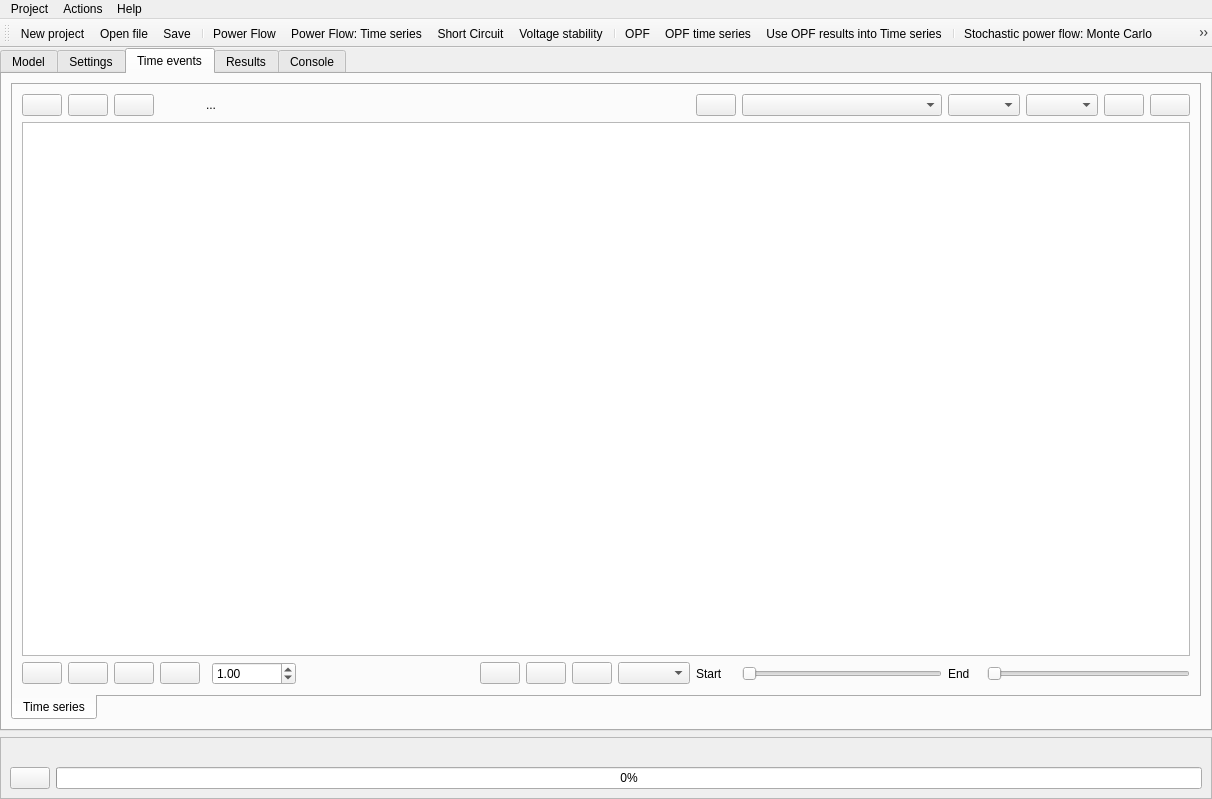
This is src/GridCal/Gui/Main/MainWindow.ui in SanPen/GridCal as Qt 5 draws it before an edit. The edited form follows.
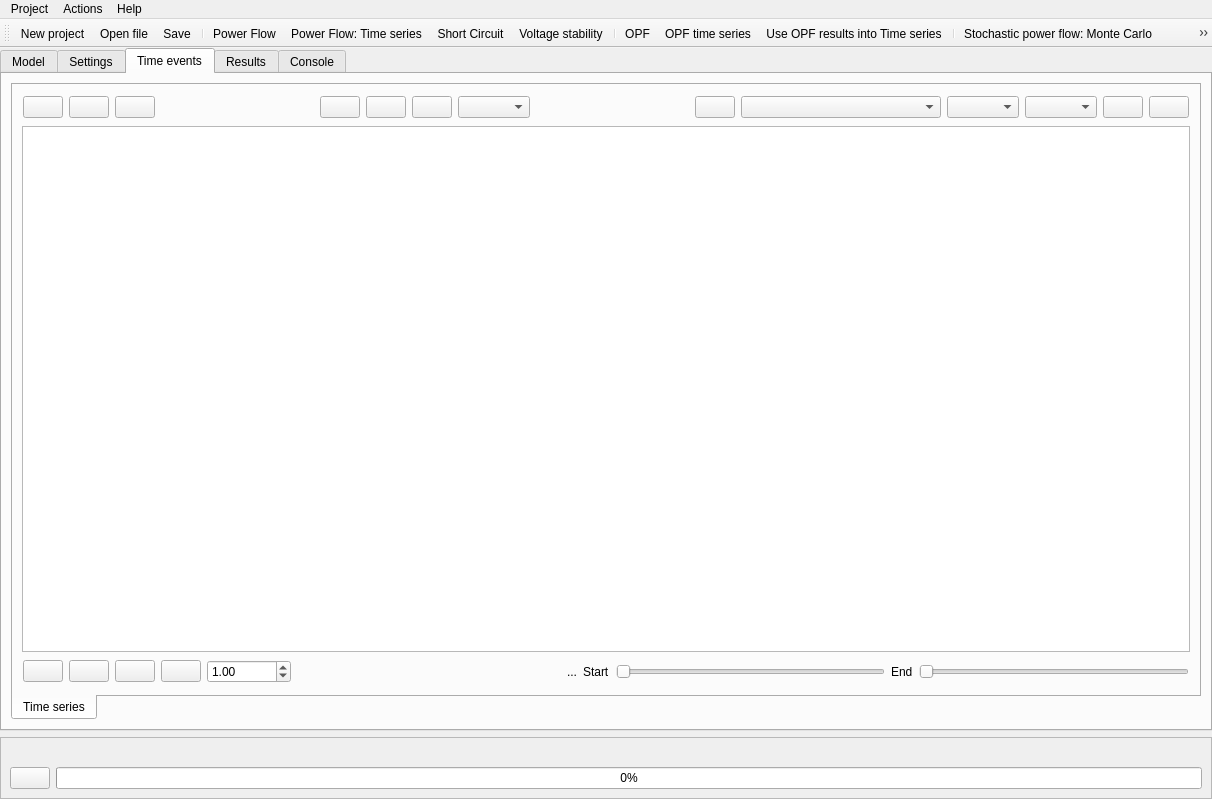
This is the edited form. The open tabs and pages were chosen to show the change. Icons and pictures are not drawn. Custom widgets are drawn as their Qt base class.

Commit message: Fixed files not saving the grid position Fixed the export of the results Added the ability of copying the results UI improvement

```diff
--- a/src/GridCal/Gui/Main/MainWindow.ui
+++ b/src/GridCal/Gui/Main/MainWindow.ui
@@ -3649,48 +3649,105 @@
            <attribute name="title">
             <string>Time series</string>
            </attribute>
-           <layout class="QGridLayout" name="gridLayout_21">
+           <layout class="QVBoxLayout" name="verticalLayout_14">
+            <item>
+             <widget class="QFrame" name="frame">
+              <property name="frameShape">
+               <enum>QFrame::NoFrame</enum>
+              </property>
+              <property name="frameShadow">
+               <enum>QFrame::Raised</enum>
+              </property>
+              <layout class="QHBoxLayout" name="horizontalLayout">
             <property name="leftMargin">
-             <number>9</number>
+                <number>1</number>
             </property>
             <property name="topMargin">
-             <number>9</number>
+                <number>2</number>
             </property>
             <property name="rightMargin">
-             <number>9</number>
+                <number>1</number>
             </property>
             <property name="bottomMargin">
-             <number>9</number>
-            </property>
-            <item row="2" column="12">
-             <widget class="QSlider" name="profile_start_slider">
-              <property name="orientation">
-               <enum>Qt::Horizontal</enum>
-              </property>
-             </widget>
-            </item>
-            <item row="2" column="6">
-             <spacer name="horizontalSpacer_13">
+                <number>2</number>
+               </property>
+               <item>
+                <widget class="QPushButton" name="new_profiles_structure_pushButton">
+                 <property name="toolTip">
+                  <string>Create profiles</string>
+                 </property>
+                 <property name="text">
+                  <string/>
+                 </property>
+                 <property name="icon">
+                  <iconset resource="icons.qrc">
+                   <normaloff>:/Icons/icons/new.svg</normaloff>:/Icons/icons/new.svg</iconset>
+                 </property>
+                </widget>
+               </item>
+               <item>
+                <widget class="QPushButton" name="delete_profiles_structure_pushButton">
+                 <property name="toolTip">
+                  <string>Delete profiles</string>
+                 </property>
+                 <property name="text">
+                  <string/>
+                 </property>
+                 <property name="icon">
+                  <iconset resource="icons.qrc">
+                   <normaloff>:/Icons/icons/delete.svg</normaloff>:/Icons/icons/delete.svg</iconset>
+                 </property>
+                </widget>
+               </item>
+               <item>
+                <widget class="QPushButton" name="edit_profiles_pushButton">
+                 <property name="toolTip">
+                  <string>Import profiles</string>
+                 </property>
+                 <property name="text">
+                  <string/>
+                 </property>
+                 <property name="icon">
+                  <iconset resource="icons.qrc">
+                   <normaloff>:/Icons/icons/import_profiles.svg</normaloff>:/Icons/icons/import_profiles.svg</iconset>
+                 </property>
+                 <property name="flat">
+                  <bool>false</bool>
+                 </property>
+                </widget>
+               </item>
+               <item>
+                <spacer name="horizontalSpacer">
               <property name="orientation">
                <enum>Qt::Horizontal</enum>
               </property>
               <property name="sizeHint" stdset="0">
                <size>
-                <width>40</width>
+                   <width>183</width>
                 <height>20</height>
                </size>
               </property>
              </spacer>
             </item>
-            <item row="2" column="11">
-             <widget class="QLabel" name="label_36">
+               <item>
+                <widget class="QPushButton" name="copy_profile_pushButton">
+                 <property name="toolTip">
+                  <string>Copy displayed profile</string>
+                 </property>
+                 <property name="statusTip">
+                  <string/>
+                 </property>
               <property name="text">
-               <string>Start</string>
-              </property>
-             </widget>
-            </item>
-            <item row="0" column="16">
-             <widget class="QPushButton" name="profile_display_pushButton">
+                  <string/>
+                 </property>
+                 <property name="icon">
+                  <iconset resource="icons.qrc">
+                   <normaloff>:/Icons/icons/copy.svg</normaloff>:/Icons/icons/copy.svg</iconset>
+                 </property>
+                </widget>
+               </item>
+               <item>
+                <widget class="QPushButton" name="paste_profiles_pushButton">
               <property name="toolTip">
                <string>Display the profile</string>
               </property>
@@ -3703,7 +3760,7 @@
               </property>
              </widget>
             </item>
-            <item row="2" column="9">
+               <item>
              <widget class="QPushButton" name="set_linear_combination_profile_pushButton">
               <property name="toolTip">
                <string>&lt;html&gt;&lt;head/&gt;&lt;body&gt;&lt;p&gt;Copy the selected profile into the profiles selected next to this button&lt;/p&gt;&lt;/body&gt;&lt;/html&gt;</string>
@@ -3717,18 +3774,28 @@
               </property>
              </widget>
             </item>
-            <item row="2" column="10">
-             <widget class="QComboBox" name="device_type_magnitude_comboBox_2"/>
-            </item>
-            <item row="1" column="0" colspan="18">
-             <widget class="QTableView" name="profiles_tableView">
-              <property name="layoutDirection">
-               <enum>Qt::LeftToRight</enum>
+               <item>
+                <widget class="QComboBox" name="device_type_magnitude_comboBox_2">
+                 <property name="toolTip">
+                  <string>Profile where to copy the current profile</string>
               </property>
              </widget>
             </item>
-            <item row="0" column="17">
-             <widget class="QPushButton" name="plot_time_series_pushButton">
+               <item>
+                <spacer name="horizontalSpacer_7">
+                 <property name="orientation">
+                  <enum>Qt::Horizontal</enum>
+                 </property>
+                 <property name="sizeHint" stdset="0">
+                  <size>
+                   <width>183</width>
+                   <height>20</height>
+                  </size>
+                 </property>
+                </spacer>
+               </item>
+               <item>
+                <widget class="QPushButton" name="set_profile_state_button">
               <property name="toolTip">
                <string>PLot the selected object's profile</string>
               </property>
@@ -3741,7 +3808,7 @@
               </property>
              </widget>
             </item>
-            <item row="0" column="12">
+               <item>
              <widget class="QComboBox" name="profile_time_selection_comboBox">
               <property name="minimumSize">
                <size>
@@ -3754,90 +3821,80 @@
               </property>
              </widget>
             </item>
-            <item row="2" column="8">
-             <widget class="QPushButton" name="paste_profiles_pushButton">
-              <property name="toolTip">
-               <string>Paste clipboard into the displayed profile</string>
-              </property>
-              <property name="text">
-               <string/>
-              </property>
-              <property name="icon">
-               <iconset resource="icons.qrc">
-                <normaloff>:/Icons/icons/paste.svg</normaloff>:/Icons/icons/paste.svg</iconset>
-              </property>
-             </widget>
-            </item>
-            <item row="2" column="7">
-             <widget class="QPushButton" name="copy_profile_pushButton">
-              <property name="toolTip">
-               <string>Copy displayed profile</string>
-              </property>
-              <property name="statusTip">
-               <string/>
-              </property>
-              <property name="text">
-               <string/>
-              </property>
-              <property name="icon">
-               <iconset resource="icons.qrc">
-                <normaloff>:/Icons/icons/copy.svg</normaloff>:/Icons/icons/copy.svg</iconset>
-              </property>
-             </widget>
-            </item>
-            <item row="0" column="15">
-             <widget class="QComboBox" name="device_type_magnitude_comboBox">
-              <property name="toolTip">
-               <string>Magnitude with profile</string>
-              </property>
-             </widget>
-            </item>
-            <item row="2" column="5">
-             <widget class="QDoubleSpinBox" name="profile_factor_doubleSpinBox">
-              <property name="maximum">
-               <double>9999999.000000000000000</double>
-              </property>
-              <property name="value">
-               <double>1.000000000000000</double>
-              </property>
-             </widget>
-            </item>
-            <item row="0" column="11">
-             <widget class="QPushButton" name="set_profile_state_button">
-              <property name="toolTip">
-               <string>Assign the values of the selected time step into the grid</string>
-              </property>
-              <property name="text">
-               <string/>
-              </property>
-              <property name="icon">
-               <iconset resource="icons.qrc">
-                <normaloff>:/Icons/icons/copy2left.svg</normaloff>:/Icons/icons/copy2left.svg</iconset>
-              </property>
-             </widget>
-            </item>
-            <item row="2" column="13">
-             <widget class="QLabel" name="label_35">
-              <property name="text">
-               <string>End</string>
-              </property>
-             </widget>
-            </item>
-            <item row="2" column="14" colspan="4">
-             <widget class="QSlider" name="profile_end_slider">
-              <property name="orientation">
-               <enum>Qt::Horizontal</enum>
-              </property>
-             </widget>
-            </item>
-            <item row="0" column="13" colspan="2">
+               <item>
              <widget class="QComboBox" name="profile_device_type_comboBox">
               <property name="toolTip">
                <string>Device type</string>
               </property>
              </widget>
             </item>
-            <item row="2" column="0">
+               <item>
+                <widget class="QComboBox" name="device_type_magnitude_comboBox">
+                 <property name="toolTip">
+                  <string>Magnitude with profile</string>
+                 </property>
+                </widget>
+               </item>
+               <item>
+                <widget class="QPushButton" name="profile_display_pushButton">
+                 <property name="toolTip">
+                  <string>Display the profile</string>
+                 </property>
+                 <property name="text">
+                  <string/>
+                 </property>
+                 <property name="icon">
+                  <iconset resource="icons.qrc">
+                   <normaloff>:/Icons/icons/squares.svg</normaloff>:/Icons/icons/squares.svg</iconset>
+                 </property>
+                </widget>
+               </item>
+               <item>
+                <widget class="QPushButton" name="plot_time_series_pushButton">
+                 <property name="toolTip">
+                  <string>PLot the selected object's profile</string>
+                 </property>
+                 <property name="text">
+                  <string/>
+                 </property>
+                 <property name="icon">
+                  <iconset resource="icons.qrc">
+                   <normaloff>:/Icons/icons/plot.svg</normaloff>:/Icons/icons/plot.svg</iconset>
+                 </property>
+                </widget>
+               </item>
+              </layout>
+             </widget>
+            </item>
+            <item>
+             <widget class="QTableView" name="profiles_tableView">
+              <property name="layoutDirection">
+               <enum>Qt::LeftToRight</enum>
+              </property>
+             </widget>
+            </item>
+            <item>
+             <widget class="QFrame" name="frame_12">
+              <property name="frameShape">
+               <enum>QFrame::NoFrame</enum>
+              </property>
+              <property name="frameShadow">
+               <enum>QFrame::Raised</enum>
+              </property>
+              <layout class="QHBoxLayout" name="horizontalLayout_4">
+               <property name="leftMargin">
+                <number>1</number>
+               </property>
+               <property name="topMargin">
+                <number>2</number>
+               </property>
+               <property name="rightMargin">
+                <number>1</number>
+               </property>
+               <property name="bottomMargin">
+                <number>2</number>
+               </property>
+               <item>
              <widget class="QPushButton" name="profile_add_pushButton">
               <property name="toolTip">
                <string>Add value to the profile</string>
@@ -3851,7 +3908,7 @@
               </property>
              </widget>
             </item>
-            <item row="2" column="1">
+               <item>
              <widget class="QPushButton" name="profile_subtract_pushButton">
               <property name="toolTip">
                <string>Subtract value from the profile</string>
@@ -3865,52 +3922,7 @@
               </property>
              </widget>
             </item>
-            <item row="0" column="0">
-             <widget class="QPushButton" name="new_profiles_structure_pushButton">
-              <property name="toolTip">
-               <string>Create profiles</string>
-              </property>
-              <property name="text">
-               <string/>
-              </property>
-              <property name="icon">
-               <iconset resource="icons.qrc">
-                <normaloff>:/Icons/icons/new.svg</normaloff>:/Icons/icons/new.svg</iconset>
-              </property>
-             </widget>
-            </item>
-            <item row="0" column="1">
-             <widget class="QPushButton" name="delete_profiles_structure_pushButton">
-              <property name="toolTip">
-               <string>Delete profiles</string>
-              </property>
-              <property name="text">
-               <string/>
-              </property>
-              <property name="icon">
-               <iconset resource="icons.qrc">
-                <normaloff>:/Icons/icons/delete.svg</normaloff>:/Icons/icons/delete.svg</iconset>
-              </property>
-             </widget>
-            </item>
-            <item row="0" column="2">
-             <widget class="QPushButton" name="edit_profiles_pushButton">
-              <property name="toolTip">
-               <string>Import profiles</string>
-              </property>
-              <property name="text">
-               <string/>
-              </property>
-              <property name="icon">
-               <iconset resource="icons.qrc">
-                <normaloff>:/Icons/icons/import_profiles.svg</normaloff>:/Icons/icons/import_profiles.svg</iconset>
-              </property>
-              <property name="flat">
-               <bool>false</bool>
-              </property>
-             </widget>
-            </item>
-            <item row="2" column="2">
+               <item>
              <widget class="QPushButton" name="profile_multiply_pushButton">
               <property name="toolTip">
                <string>Multiply the profile by a value</string>
@@ -3924,7 +3936,7 @@
               </property>
              </widget>
             </item>
-            <item row="2" column="3">
+               <item>
              <widget class="QPushButton" name="profile_divide_pushButton">
               <property name="toolTip">
                <string>Divide the profile by a value</string>
@@ -3938,13 +3950,67 @@
               </property>
              </widget>
             </item>
-            <item row="0" column="4" colspan="7">
+               <item>
+                <widget class="QDoubleSpinBox" name="profile_factor_doubleSpinBox">
+                 <property name="maximum">
+                  <double>9999999.000000000000000</double>
+                 </property>
+                 <property name="value">
+                  <double>1.000000000000000</double>
+                 </property>
+                </widget>
+               </item>
+               <item>
+                <spacer name="horizontalSpacer_13">
+                 <property name="orientation">
+                  <enum>Qt::Horizontal</enum>
+                 </property>
+                 <property name="sizeHint" stdset="0">
+                  <size>
+                   <width>267</width>
+                   <height>20</height>
+                  </size>
+                 </property>
+                </spacer>
+               </item>
+               <item>
              <widget class="QLabel" name="profile_label">
               <property name="text">
                <string>...</string>
               </property>
              </widget>
             </item>
+               <item>
+                <widget class="QLabel" name="label_36">
+                 <property name="text">
+                  <string>Start</string>
+                 </property>
+                </widget>
+               </item>
+               <item>
+                <widget class="QSlider" name="profile_start_slider">
+                 <property name="orientation">
+                  <enum>Qt::Horizontal</enum>
+                 </property>
+                </widget>
+               </item>
+               <item>
+                <widget class="QLabel" name="label_35">
+                 <property name="text">
+                  <string>End</string>
+                 </property>
+                </widget>
+               </item>
+               <item>
+                <widget class="QSlider" name="profile_end_slider">
+                 <property name="orientation">
+                  <enum>Qt::Horizontal</enum>
+                 </property>
+                </widget>
+               </item>
+              </layout>
+             </widget>
+            </item>
            </layout>
           </widget>
          </widget>
```
Left out of the diff: 315 changed lines with no effect on the pictures. Lines whose indentation alone changed are shown as unchanged. The commit also changes 9 other files.
